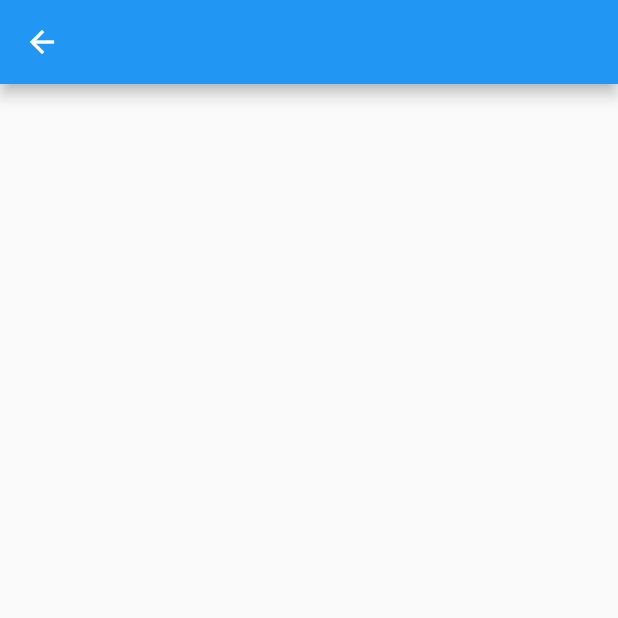
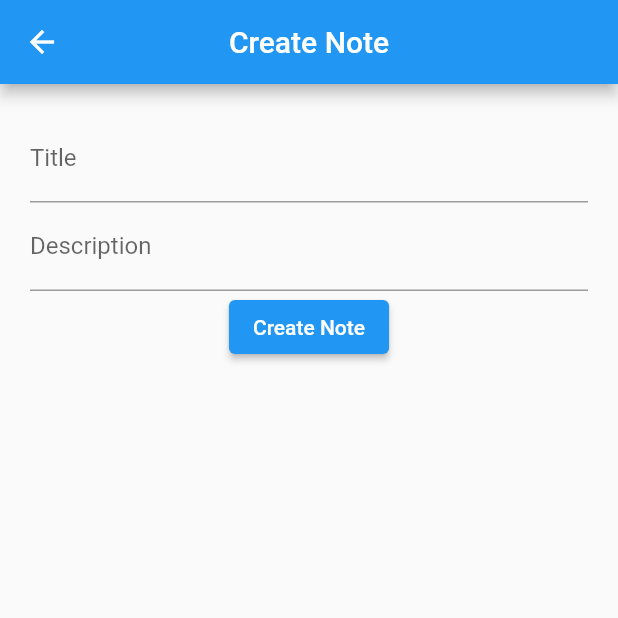
Before and after one commit to Mohebbullah/flutter_note_app, a Flutter app: the CreateNote screen opened by its route, on a phone screen of 412 x 824 dp, the top half of it. Run offline on Flutter 3.47's test engine with Material 2 defaults, Android fonts, the phone set to English and light mode, and no system bars.

Commit message:
I modify Create_note_Screen And Add Form Field With Validation And Create Note Button

```diff
--- a/lib/screen/create_note/create_note_screen.dart
+++ b/lib/screen/create_note/create_note_screen.dart
@@ -1,13 +1,64 @@
 import 'package:flutter/material.dart';
+import 'package:flutter_note_app/model/note.dart';
 
-class CreateNote extends StatelessWidget {
+class CreateNote extends StatefulWidget {
   const CreateNote({Key? key}) : super(key: key);
-  static const routeName = "create-note";
+  static const routeName = "createnote";
+
+  @override
+  State<CreateNote> createState() => _CreateNoteState();
+}
+
+class _CreateNoteState extends State<CreateNote> {
+  TextEditingController titleEditingController = TextEditingController();
+  TextEditingController descriptionEditingController = TextEditingController();
+  final _formKey = GlobalKey<FormState>();
 
   @override
   Widget build(BuildContext context) {
     return Scaffold(
-      appBar: AppBar(),
+      appBar: AppBar(
+        centerTitle: true,
+        title: Text("Create Note"),
+      ),
+      body: Container(
+        margin: EdgeInsets.all(20),
+        child: Form(
+            key: _formKey,
+            child: Column(
+              children: [
+                TextFormField(
+                  validator: (value) {
+                    if (value!.isEmpty) {
+                      return "please Enter Validate Title";
+                    } else {
+                      return null;
+                    }
+                  },
+                  controller: titleEditingController,
+                  decoration: InputDecoration(labelText: "Title"),
+                ),
+                TextFormField(
+                  validator: (value) {
+                    if (value!.isEmpty) {
+                      return "please Enter Validate Title";
+                    } else {
+                      return null;
+                    }
+                  },
+                  controller: descriptionEditingController,
+                  decoration: InputDecoration(labelText: "Description"),
+                ),
+                ElevatedButton(
+                    onPressed: () {
+                      if (_formKey.currentState!.validate()) {
+
+                      }
+                    },
+                    child: Text("Create Note"))
+              ],
+            )),
+      ),
     );
   }
 }
```
